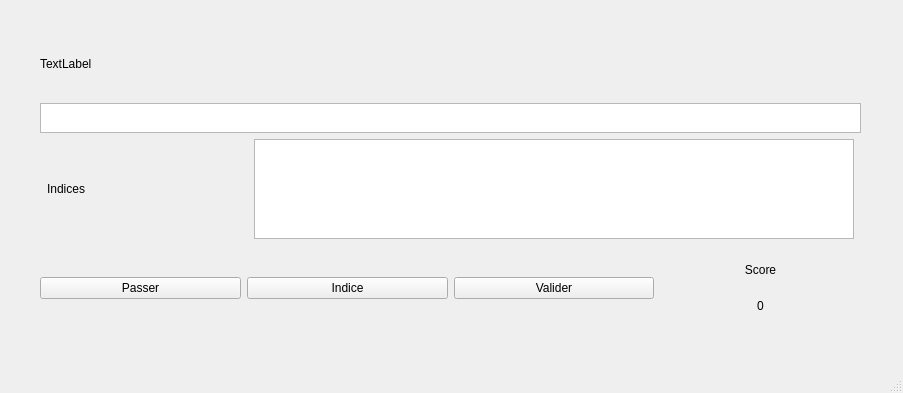
First picture: the form in game/mainWindow_jeu.ui, repository blint6/ITAL, before the edit.
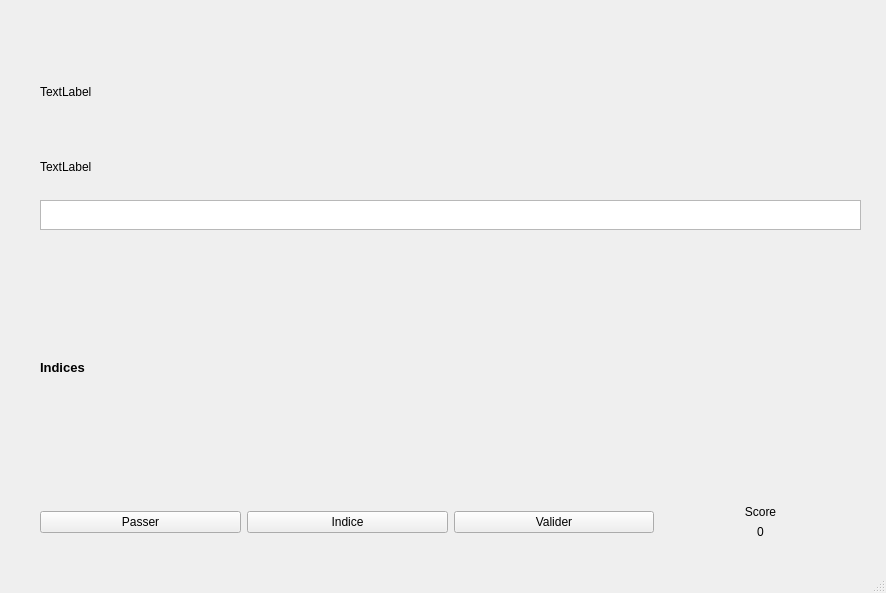
Second picture: the form after the edit.

Commit message: Maj de l'ui de jeu

Diff of the .ui file:
```diff
--- a/game/mainWindow_jeu.ui
+++ b/game/mainWindow_jeu.ui
@@ -6,8 +6,8 @@
    <rect>
     <x>0</x>
     <y>0</y>
-    <width>903</width>
-    <height>393</height>
+    <width>886</width>
+    <height>593</height>
    </rect>
   </property>
   <property name="windowTitle">
@@ -20,7 +20,7 @@
       <x>40</x>
       <y>30</y>
       <width>821</width>
-      <height>291</height>
+      <height>509</height>
      </rect>
     </property>
     <layout class="QVBoxLayout" name="verticalLayout_4">
@@ -29,11 +29,31 @@
      </property>
      <item>
       <widget class="QLabel" name="phraseLabel">
+       <property name="sizePolicy">
+        <sizepolicy hsizetype="Expanding" vsizetype="Expanding">
+         <horstretch>0</horstretch>
+         <verstretch>0</verstretch>
+        </sizepolicy>
+       </property>
        <property name="text">
         <string>TextLabel</string>
        </property>
       </widget>
      </item>
+     <item>
+      <widget class="QLabel" name="labelPartie">
+       <property name="text">
+        <string>TextLabel</string>
+       </property>
+      </widget>
+     </item>
+     <item>
+      <widget class="QLabel" name="labelMessage">
+       <property name="text">
+        <string/>
+       </property>
+      </widget>
+     </item>
      <item>
       <widget class="QTextEdit" name="textEditEntry">
        <property name="maximumSize">
@@ -51,55 +71,37 @@
       </widget>
      </item>
      <item>
-      <layout class="QVBoxLayout" name="verticalLayout_2">
-       <item>
-        <layout class="QHBoxLayout" name="horizontalLayout_2">
-         <property name="spacing">
-          <number>0</number>
-         </property>
-         <property name="sizeConstraint">
-          <enum>QLayout::SetDefaultConstraint</enum>
-         </property>
-         <item>
-          <widget class="QLabel" name="label_3">
-           <property name="sizePolicy">
-            <sizepolicy hsizetype="Minimum" vsizetype="Maximum">
-             <horstretch>0</horstretch>
-             <verstretch>0</verstretch>
-            </sizepolicy>
-           </property>
-           <property name="maximumSize">
-            <size>
-             <width>200</width>
-             <height>100</height>
-            </size>
-           </property>
-           <property name="text">
-            <string>Indices</string>
-           </property>
-           <property name="alignment">
-            <set>Qt::AlignLeading|Qt::AlignLeft|Qt::AlignVCenter</set>
-           </property>
-          </widget>
-         </item>
-         <item>
-          <widget class="QListView" name="listView">
-           <property name="sizePolicy">
-            <sizepolicy hsizetype="Fixed" vsizetype="Fixed">
-             <horstretch>0</horstretch>
-             <verstretch>0</verstretch>
-            </sizepolicy>
-           </property>
-           <property name="maximumSize">
-            <size>
-             <width>600</width>
-             <height>100</height>
-            </size>
-           </property>
-          </widget>
-         </item>
-        </layout>
-       </item>
+      <spacer name="verticalSpacer_2">
+       <property name="orientation">
+        <enum>Qt::Vertical</enum>
+       </property>
+       <property name="sizeHint" stdset="0">
+        <size>
+         <width>20</width>
+         <height>40</height>
+        </size>
+       </property>
+      </spacer>
+     </item>
+     <item>
+      <widget class="QLabel" name="label">
+       <property name="font">
+        <font>
+         <pointsize>10</pointsize>
+         <weight>75</weight>
+         <bold>true</bold>
+        </font>
+       </property>
+       <property name="text">
+        <string>Indices</string>
+       </property>
+      </widget>
+     </item>
+     <item>
+      <layout class="QGridLayout" name="gridLayout">
+       <property name="sizeConstraint">
+        <enum>QLayout::SetMinAndMaxSize</enum>
+       </property>
       </layout>
      </item>
      <item>
@@ -108,7 +110,7 @@
         <enum>Qt::Vertical</enum>
        </property>
        <property name="sizeType">
-        <enum>QSizePolicy::Maximum</enum>
+        <enum>QSizePolicy::Expanding</enum>
        </property>
        <property name="sizeHint" stdset="0">
         <size>
```
Left out of the diff: 2 changed lines with no effect on the pictures.
